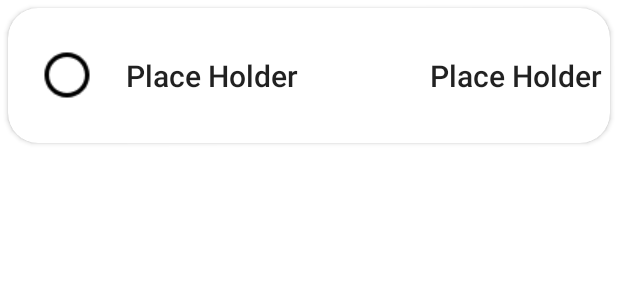
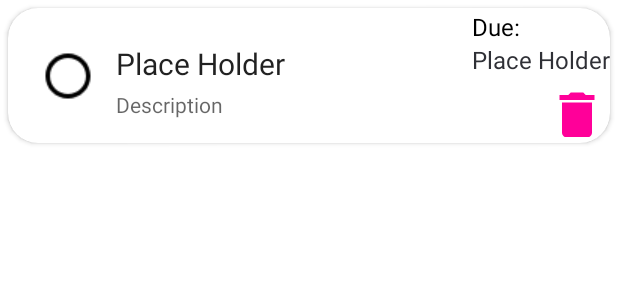
Before and after one commit to GinPaul/mytodoapp_arguez, an Android app: the layout task_item_cell.xml on its own in the app's theme, with its tools: preview values and no code run, on a phone screen of 412 x 824 dp. Shown: the top 300 px of the screen. Run offline under Robolectric (Android 15) with nearby library versions, the phone set to English and light mode, and no system bars.

Commit message:
Nov 27 2022 commit

```diff
--- a/app/src/main/java/com/kodego/app/todoapp/TaskItemViewHolder.kt
+++ b/app/src/main/java/com/kodego/app/todoapp/TaskItemViewHolder.kt
@@ -22,10 +22,12 @@ class TaskItemViewHolder(
 
     @RequiresApi(Build.VERSION_CODES.O)
     fun bindTaskItem(taskItem: TaskItem){
-        binding.name.text = taskItem.name
+        binding.name2.text = taskItem.name
+        binding.desc2.text = taskItem.desc
+        binding.dueTime.text = taskItem.dueTime.toString()
 
         if(taskItem.isCompleted()){
-            binding.name.paintFlags = Paint.STRIKE_THRU_TEXT_FLAG
+            binding.name2.paintFlags = Paint.STRIKE_THRU_TEXT_FLAG
             binding.dueTime.paintFlags = Paint.STRIKE_THRU_TEXT_FLAG
         }
 
--- /dev/null
+++ b/app/src/main/res/drawable/ic_baseline_delete_24.xml
@@ -0,0 +1,5 @@
+<vector android:height="24dp" android:tint="#FF0099"
+    android:viewportHeight="24" android:viewportWidth="24"
+    android:width="24dp" xmlns:android="http://schemas.android.com/apk/res/android">
+    <path android:fillColor="@android:color/white" android:pathData="M6,19c0,1.1 0.9,2 2,2h8c1.1,0 2,-0.9 2,-2V7H6v12zM19,4h-3.5l-1,-1h-5l-1,1H5v2h14V4z"/>
+</vector>
--- a/app/src/main/res/layout/activity_main.xml
+++ b/app/src/main/res/layout/activity_main.xml
@@ -19,7 +19,10 @@
         android:layout_height="wrap_content"
         android:layout_alignParentEnd="true"
         android:layout_alignParentBottom="true"
-        android:layout_margin="20dp"
+        android:layout_marginStart="20dp"
+        android:layout_marginTop="20dp"
+        android:layout_marginEnd="20dp"
+        android:layout_marginBottom="20dp"
         android:backgroundTint="@color/purple_400"
         android:padding="5dp"
         android:text="New Task"
--- a/app/src/main/res/layout/task_item_cell.xml
+++ b/app/src/main/res/layout/task_item_cell.xml
@@ -1,5 +1,6 @@
 <?xml version="1.0" encoding="utf-8"?>
 <androidx.cardview.widget.CardView xmlns:android="http://schemas.android.com/apk/res/android"
+    xmlns:tools="http://schemas.android.com/tools"
     android:id="@+id/taskCellContainer"
     android:layout_width="match_parent"
     android:layout_height="90dp"
@@ -7,46 +8,92 @@
     android:layout_margin="5dp"
     xmlns:app="http://schemas.android.com/apk/res-auto">
 
-    <LinearLayout
-        android:orientation="horizontal"
+    <androidx.constraintlayout.widget.ConstraintLayout
+        android:id="@+id/linearLayout"
         android:layout_width="match_parent"
-        android:layout_height="match_parent">
+        android:layout_height="match_parent"
+        android:elevation="20dp"
+        android:orientation="horizontal">
 
         <ImageButton
+            android:id="@+id/completeButton"
             android:layout_width="wrap_content"
             android:layout_height="wrap_content"
-            android:layout_gravity="center"
+            android:layout_marginStart="16dp"
+            android:backgroundTint="@android:color/transparent"
+            android:contentDescription="@string/checkbox"
             android:scaleX="1.5"
             android:scaleY="1.5"
-            android:contentDescription="@string/checkbox"
-            android:id="@+id/completeButton"
-            android:layout_marginHorizontal="15dp"
             android:src="@drawable/unchecked_24"
-            android:backgroundTint="@android:color/transparent"
-            />
+            app:layout_constraintBottom_toBottomOf="parent"
+            app:layout_constraintStart_toStartOf="parent"
+            app:layout_constraintTop_toTopOf="parent"
+            app:layout_constraintVertical_bias="0.51"
+            tools:layout_conversion_absoluteHeight="43dp"
+            tools:layout_conversion_absoluteWidth="48dp" />
 
         <TextView
-            android:layout_width="0dp"
+            android:id="@+id/name2"
+            style="@style/TextAppearance.AppCompat.Title"
+            android:layout_width="wrap_content"
             android:layout_height="wrap_content"
-            android:id="@+id/name"
+            android:layout_marginStart="8dp"
+            android:fontFamily="sans-serif"
             android:text="@string/place_holder"
-            style="@style/TextAppearance.AppCompat.Title"
-            android:layout_gravity="center"
-            android:layout_weight="1"
-            />
+            app:layout_constraintStart_toEndOf="@+id/completeButton"
+            app:layout_constraintTop_toTopOf="@+id/completeButton"
+            tools:layout_conversion_absoluteHeight="51dp"
+            tools:layout_conversion_absoluteWidth="70dp" />
 
         <TextView
-            android:layout_marginHorizontal="5dp"
+            android:id="@+id/dueTime"
+            style="@style/TextAppearance.AppCompat.Title"
             android:layout_width="wrap_content"
             android:layout_height="wrap_content"
-            android:id="@+id/dueTime"
+            android:fontFamily="sans-serif"
             android:text="@string/place_holder"
-            style="@style/TextAppearance.AppCompat.Title"
-            android:layout_gravity="center"
-            />
+            android:textColor="@color/material_dynamic_neutral20"
+            android:textSize="16sp"
+            app:layout_constraintEnd_toEndOf="parent"
+            app:layout_constraintTop_toTopOf="@+id/completeButton"
+            tools:layout_conversion_absoluteHeight="27dp"
+            tools:layout_conversion_absoluteWidth="116dp" />
+
+        <TextView
+            android:id="@+id/desc2"
+            android:layout_width="wrap_content"
+            android:layout_height="wrap_content"
+            android:layout_marginTop="4dp"
+            android:hint="Description"
+            app:layout_constraintStart_toStartOf="@+id/name2"
+            app:layout_constraintTop_toBottomOf="@+id/name2"
+            tools:layout_conversion_absoluteHeight="19dp"
+            tools:layout_conversion_absoluteWidth="128dp" />
+
+        <ImageButton
+            android:id="@+id/deleteButton"
+            android:layout_width="40dp"
+            android:layout_height="30dp"
+            android:layout_marginEnd="2dp"
+            android:layout_marginBottom="4dp"
+            android:background="@android:color/transparent"
+            android:scaleType="centerCrop"
+            app:layout_constraintBottom_toBottomOf="parent"
+            app:layout_constraintEnd_toEndOf="parent"
+            app:srcCompat="@drawable/ic_baseline_delete_24"
+            tools:ignore="SpeakableTextPresentCheck,TouchTargetSizeCheck" />
+
+        <TextView
+            android:id="@+id/textView3"
+            android:layout_width="wrap_content"
+            android:layout_height="wrap_content"
+            android:text="Due:"
+            android:textColor="@color/black"
+            android:textSize="16sp"
+            app:layout_constraintBottom_toTopOf="@+id/dueTime"
+            app:layout_constraintStart_toStartOf="@+id/dueTime" />
 
 
-
-    </LinearLayout>
+    </androidx.constraintlayout.widget.ConstraintLayout>
 
 </androidx.cardview.widget.CardView>
```
Also changed, not shown: app/src/main/java/com/kodego/app/todoapp/NewTaskSheet.kt (+6 -35 lines), app/src/main/res/layout/fragment_new_task_sheet.xml (+27 -20 lines).
